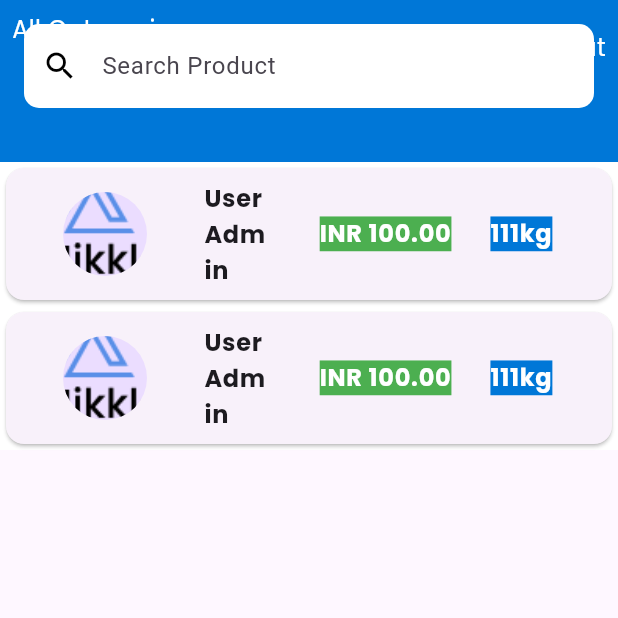
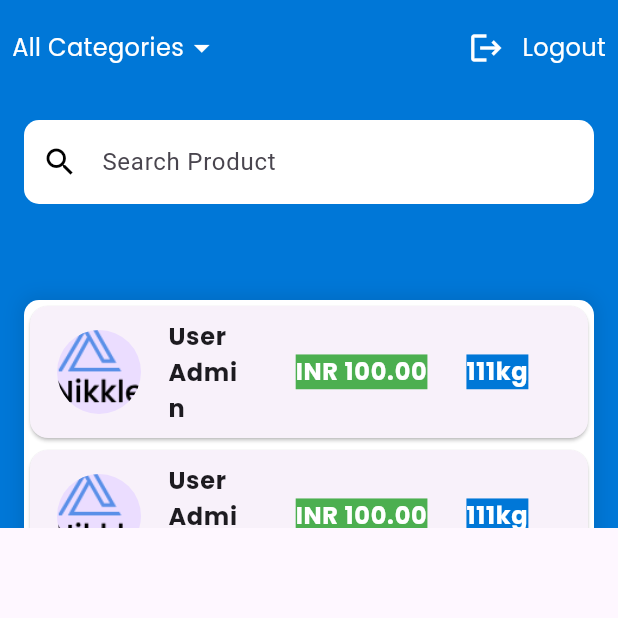
Before and after one commit to prasunkayastha/Flutter_task, a Flutter app: the HomeScreen screen opened by its route, on a phone screen of 412 x 824 dp, the top half of it. Run offline on Flutter 3.47's test engine with Material 3 defaults, Android fonts, the phone set to English and light mode, and no system bars; our stand-ins replace google_fonts.

Commit message:
"Refactored HomeScreen UI: rearranged layout, added logout button, and modified search bar and list view"

```diff
--- a/lib/features/home/views/home.dart
+++ b/lib/features/home/views/home.dart
@@ -16,15 +16,20 @@ class _HomeScreenState extends State<HomeScreen> {
       body: SafeArea(
         child: SingleChildScrollView(
           child: Container(
-            height: 300,
             color: ColorConstant.primaryColor,
             child: Stack(
               children: [
+                Container(
+                  padding: const EdgeInsets.only(bottom: 200),
+                  color: ColorConstant.primaryColor,
+                  child: Column(
+                    children: [
                       Padding(
                         padding: const EdgeInsets.all(8.0),
-                  child: Align(
-                    alignment: Alignment.topLeft,
                         child: Row(
+                          mainAxisAlignment: MainAxisAlignment.spaceBetween,
+                          children: [
+                            Row(
                               children: [
                                 Text(
                                   'All Categories',
@@ -33,16 +38,10 @@ class _HomeScreenState extends State<HomeScreen> {
                                 const Icon(
                                   Icons.arrow_drop_down,
                                   color: ColorConstant.secondaryColor,
-                        )
+                                ),
                               ],
                             ),
-                  ),
-                ),
-                Padding(
-                  padding: const EdgeInsets.all(8.0),
-                  child: Align(
-                    alignment: Alignment.topRight,
-                    child: Row(
+                            Row(
                               mainAxisAlignment: MainAxisAlignment.end,
                               children: [
                                 IconButton(
@@ -58,12 +57,11 @@ class _HomeScreenState extends State<HomeScreen> {
                                 ),
                               ],
                             ),
+                          ],
                         ),
                       ),
-                Column(
-                  mainAxisAlignment: MainAxisAlignment.center,
-                  children: [
-                    Padding(
+                      Center(
+                        child: Padding(
                           padding: const EdgeInsets.all(16.0),
                           child: TextField(
                             decoration: InputDecoration(
@@ -76,26 +74,47 @@ class _HomeScreenState extends State<HomeScreen> {
                               hintText: 'Search Product',
                               border: OutlineInputBorder(
                                 borderRadius: BorderRadius.circular(10),
-                              borderSide: BorderSide.none),
+                                borderSide: BorderSide.none,
                               ),
                             ),
                           ),
-                    const SizedBox(height: 20),
+                        ),
+                      ),
+                    ],
+                  ),
+                ),
+                Positioned(
+                  top: 200,
+                  left: 16,
+                  right: 16,
+                  child: Column(
+                    children: [
                       Container(
-                      // width: 350,
+                        height: 200,
+                        decoration: BoxDecoration(
                           color: ColorConstant.secondaryColor,
+                          borderRadius: BorderRadius.circular(10),
+                          boxShadow: [
+                            BoxShadow(
+                              color: Colors.black.withOpacity(0.1),
+                              blurRadius: 10,
+                              spreadRadius: 2,
+                            ),
+                          ],
+                        ),
                         child: Column(
                           children: [
                             ListView.builder(
-                            itemCount: 2,
+                              itemCount: 6,
                               shrinkWrap: true,
+                              physics: const NeverScrollableScrollPhysics(),
                               itemBuilder: (context, index) {
                                 return Card(
                                   child: ListTile(
                                     leading: const CircleAvatar(
                                       backgroundImage:
                                           AssetImage('assets/logo/2logo.png'),
-                                    radius: 50,
+                                      radius: 30,
                                     ),
                                     title: Text(
                                       'User Admin',
@@ -127,11 +146,12 @@ class _HomeScreenState extends State<HomeScreen> {
                                   ),
                                 );
                               },
-                          )
+                            ),
                           ],
                         ),
                       ),
                     ],
+                  ),
                 ),
               ],
             ),
```
Lines whose indentation alone changed are shown as unchanged.
